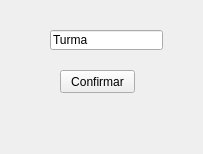
The window that App/view/ui/registerClass.ui (Senac-SOR-ADS/Gerenciamento-Escolar) describes before a commit, drawn with Qt 5.
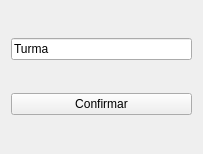
The same window after the commit.

Commit message:
feat: telas com layout
telas atualizadas com layout e tela ocorrências refeita

The edit to the form file:
```diff
--- a/App/view/ui/registerClass.ui
+++ b/App/view/ui/registerClass.ui
@@ -13,32 +13,22 @@
   <property name="windowTitle">
    <string>Form</string>
   </property>
+  <layout class="QVBoxLayout" name="verticalLayout">
+   <item>
   <widget class="QLineEdit" name="turmaCreate">
-   <property name="geometry">
-    <rect>
-     <x>50</x>
-     <y>30</y>
-     <width>113</width>
-     <height>20</height>
-    </rect>
-   </property>
    <property name="text">
     <string>Turma</string>
    </property>
   </widget>
+   </item>
+   <item>
   <widget class="QPushButton" name="pushButton">
-   <property name="geometry">
-    <rect>
-     <x>60</x>
-     <y>70</y>
-     <width>75</width>
-     <height>23</height>
-    </rect>
-   </property>
    <property name="text">
     <string>Confirmar</string>
    </property>
   </widget>
+   </item>
+  </layout>
  </widget>
  <resources/>
  <connections/>
```
Lines whose indentation alone changed are shown as unchanged. The commit also changes 2 other files.
